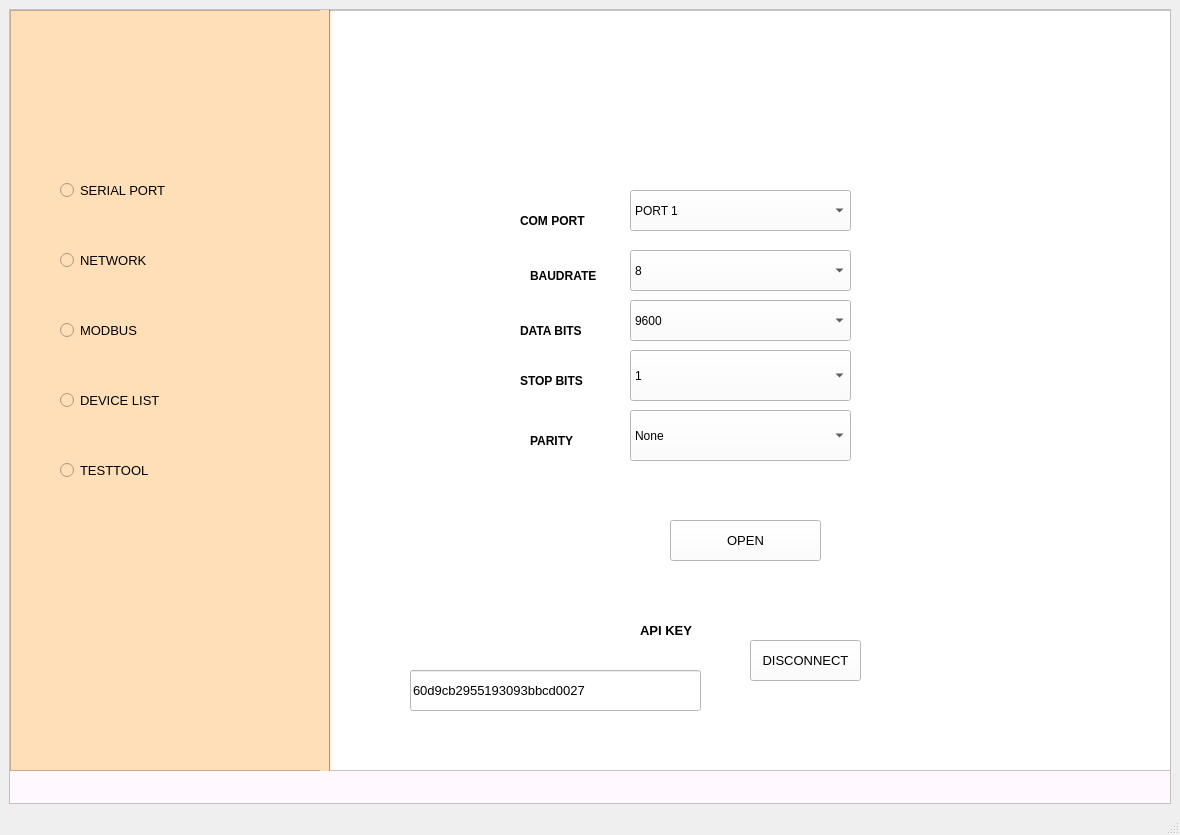
Before: the Qt Designer form Thesis/configUI/config.ui in tnt310/ptn209b3, drawn with Qt 5.
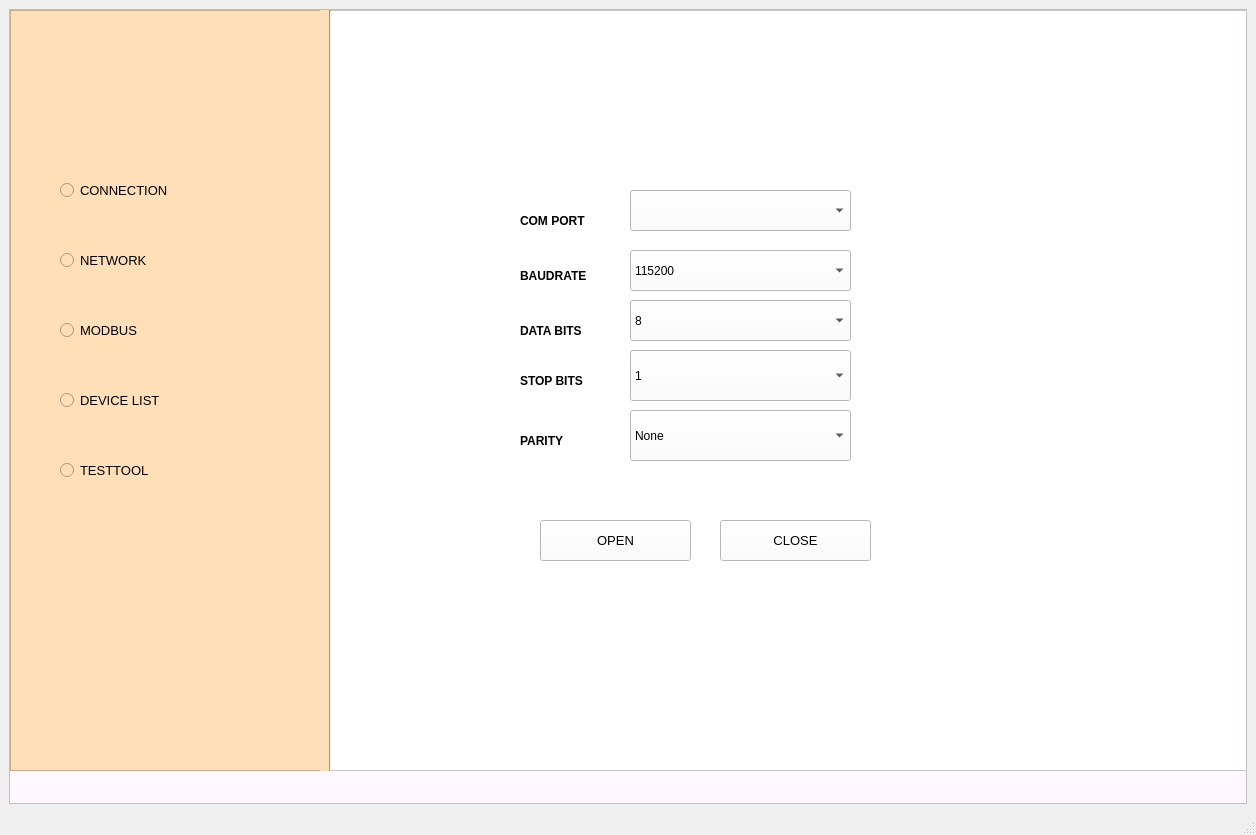
After: the same form once the commit is applied.

```diff
--- a/Thesis/configUI/config.ui
+++ b/Thesis/configUI/config.ui
@@ -6,7 +6,7 @@
    <rect>
     <x>0</x>
     <y>0</y>
-    <width>1180</width>
+    <width>1256</width>
     <height>835</height>
    </rect>
   </property>
@@ -29,7 +29,7 @@
         <rect>
          <x>0</x>
          <y>0</y>
-         <width>1156</width>
+         <width>1232</width>
          <height>760</height>
         </rect>
        </property>
@@ -51,66 +51,10 @@
         <property name="frameShadow">
          <enum>QFrame::Raised</enum>
         </property>
-        <widget class="QLabel" name="apikey_label">
-         <property name="geometry">
-          <rect>
-           <x>310</x>
-           <y>610</y>
-           <width>81</width>
-           <height>20</height>
-          </rect>
-         </property>
-         <property name="font">
-          <font>
-           <pointsize>10</pointsize>
-           <weight>75</weight>
-           <bold>true</bold>
-          </font>
-         </property>
-         <property name="text">
-          <string>API KEY</string>
-         </property>
-        </widget>
-        <widget class="QLineEdit" name="apikey">
-         <property name="geometry">
-          <rect>
-           <x>80</x>
-           <y>660</y>
-           <width>291</width>
-           <height>41</height>
-          </rect>
-         </property>
-         <property name="font">
-          <font>
-           <pointsize>10</pointsize>
-          </font>
-         </property>
-         <property name="text">
-          <string>60d9cb2955193093bbcd0027</string>
-         </property>
-        </widget>
-        <widget class="QPushButton" name="disconnect">
-         <property name="geometry">
-          <rect>
-           <x>420</x>
-           <y>630</y>
-           <width>111</width>
-           <height>41</height>
-          </rect>
-         </property>
-         <property name="font">
-          <font>
-           <pointsize>10</pointsize>
-          </font>
-         </property>
-         <property name="text">
-          <string>DISCONNECT</string>
-         </property>
-        </widget>
         <widget class="QPushButton" name="connect">
          <property name="geometry">
           <rect>
-           <x>340</x>
+           <x>210</x>
            <y>510</y>
            <width>151</width>
            <height>41</height>
@@ -139,21 +83,6 @@
            <pointsize>9</pointsize>
           </font>
          </property>
-         <item>
-          <property name="text">
-           <string>PORT 1</string>
-          </property>
-         </item>
-         <item>
-          <property name="text">
-           <string>PORT 2</string>
-          </property>
-         </item>
-         <item>
-          <property name="text">
-           <string>PORT 3</string>
-          </property>
-         </item>
         </widget>
         <widget class="QLabel" name="label_14">
          <property name="geometry">
@@ -256,29 +185,9 @@
          </property>
          <item>
           <property name="text">
-           <string>8</string>
+           <string>115200</string>
           </property>
          </item>
-         <item>
-          <property name="text">
-           <string>7</string>
-          </property>
-         </item>
-        </widget>
-        <widget class="QComboBox" name="BAUD_PORT">
-         <property name="geometry">
-          <rect>
-           <x>300</x>
-           <y>290</y>
-           <width>221</width>
-           <height>41</height>
-          </rect>
-         </property>
-         <property name="font">
-          <font>
-           <pointsize>9</pointsize>
-          </font>
-         </property>
          <item>
           <property name="text">
            <string>9600</string>
@@ -294,16 +203,36 @@
            <string>38400</string>
           </property>
          </item>
+        </widget>
+        <widget class="QComboBox" name="databit">
+         <property name="geometry">
+          <rect>
+           <x>300</x>
+           <y>290</y>
+           <width>221</width>
+           <height>41</height>
+          </rect>
+         </property>
+         <property name="font">
+          <font>
+           <pointsize>9</pointsize>
+          </font>
+         </property>
          <item>
           <property name="text">
-           <string>115200</string>
+           <string>8</string>
+          </property>
+         </item>
+         <item>
+          <property name="text">
+           <string>7</string>
           </property>
          </item>
         </widget>
         <widget class="QLabel" name="label_18">
          <property name="geometry">
           <rect>
-           <x>200</x>
+           <x>190</x>
            <y>420</y>
            <width>71</width>
            <height>21</height>
@@ -348,7 +277,7 @@
         <widget class="QLabel" name="label_15">
          <property name="geometry">
           <rect>
-           <x>200</x>
+           <x>190</x>
            <y>250</y>
            <width>91</width>
            <height>31</height>
@@ -365,6 +294,24 @@
           <string>BAUDRATE</string>
          </property>
         </widget>
+        <widget class="QPushButton" name="close">
+         <property name="geometry">
+          <rect>
+           <x>390</x>
+           <y>510</y>
+           <width>151</width>
+           <height>41</height>
+          </rect>
+         </property>
+         <property name="font">
+          <font>
+           <pointsize>10</pointsize>
+          </font>
+         </property>
+         <property name="text">
+          <string>CLOSE</string>
+         </property>
+        </widget>
        </widget>
        <widget class="QFrame" name="list">
         <property name="geometry">
@@ -399,7 +346,7 @@
           </font>
          </property>
          <property name="text">
-          <string>SERIAL PORT</string>
+          <string>CONNECTION</string>
          </property>
         </widget>
         <widget class="QRadioButton" name="network">
```
Left out of the diff: 27 changed lines with no effect on the pictures.
